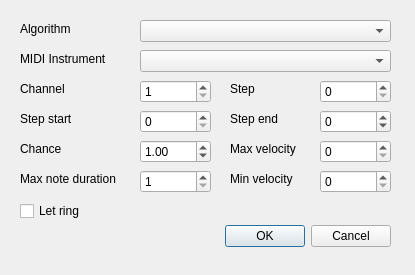
Before: the Qt Designer form improviser/qtGUI/instrument.ui in bspaans/improviser, drawn with Qt 5.
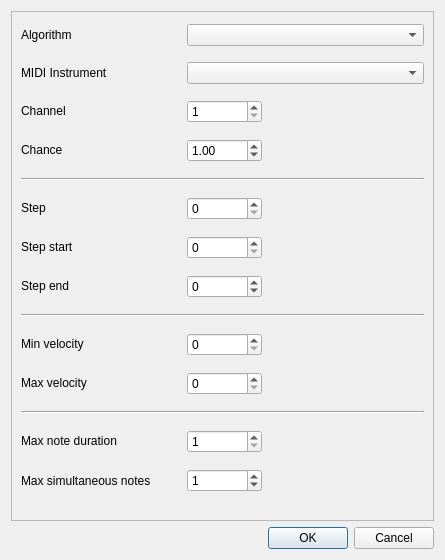
After: the same form once the commit is applied.

Commit message: Updated instrument editor and added a new button to the browser

The edit to the form file:
```diff
--- a/improviser/qtGUI/instrument.ui
+++ b/improviser/qtGUI/instrument.ui
@@ -5,8 +5,8 @@
    <rect>
     <x>0</x>
     <y>0</y>
-    <width>415</width>
-    <height>275</height>
+    <width>445</width>
+    <height>560</height>
    </rect>
   </property>
   <property name="windowTitle" >
@@ -15,134 +15,337 @@
   <property name="modal" >
    <bool>true</bool>
   </property>
-  <widget class="QDialogButtonBox" name="buttonBox" >
-   <property name="geometry" >
-    <rect>
-     <x>50</x>
-     <y>220</y>
-     <width>341</width>
-     <height>32</height>
-    </rect>
-   </property>
-   <property name="orientation" >
-    <enum>Qt::Horizontal</enum>
-   </property>
-   <property name="standardButtons" >
-    <set>QDialogButtonBox::Cancel|QDialogButtonBox::Ok</set>
-   </property>
-  </widget>
-  <widget class="QSpinBox" name="step" >
-   <property name="geometry" >
-    <rect>
-     <x>320</x>
-     <y>80</y>
-     <width>71</width>
-     <height>23</height>
-    </rect>
-   </property>
-   <property name="maximum" >
-    <number>10000</number>
-   </property>
-  </widget>
-  <widget class="QSpinBox" name="stepstart" >
-   <property name="geometry" >
-    <rect>
-     <x>140</x>
-     <y>110</y>
-     <width>71</width>
-     <height>23</height>
-    </rect>
-   </property>
-   <property name="maximum" >
-    <number>10000</number>
-   </property>
-  </widget>
-  <widget class="QSpinBox" name="stepend" >
-   <property name="geometry" >
-    <rect>
-     <x>320</x>
-     <y>110</y>
-     <width>71</width>
-     <height>23</height>
-    </rect>
+  <layout class="QVBoxLayout" name="verticalLayout_2" >
+   <item>
+    <widget class="QFrame" name="frame" >
+     <property name="frameShape" >
+      <enum>QFrame::StyledPanel</enum>
+     </property>
+     <property name="frameShadow" >
+      <enum>QFrame::Raised</enum>
+     </property>
+     <layout class="QVBoxLayout" name="verticalLayout" >
+      <item>
+       <layout class="QGridLayout" name="gridLayout" >
+        <property name="sizeConstraint" >
+         <enum>QLayout::SetMinimumSize</enum>
+        </property>
+        <property name="bottomMargin" >
+         <number>16</number>
+        </property>
+        <property name="spacing" >
+         <number>16</number>
+        </property>
+        <item row="0" column="0" >
+         <widget class="QLabel" name="label_10" >
+          <property name="sizePolicy" >
+           <sizepolicy vsizetype="Fixed" hsizetype="Fixed" >
+            <horstretch>0</horstretch>
+            <verstretch>0</verstretch>
+           </sizepolicy>
+          </property>
+          <property name="minimumSize" >
+           <size>
+            <width>150</width>
+            <height>0</height>
+           </size>
+          </property>
+          <property name="text" >
+           <string>Algorithm</string>
+          </property>
+         </widget>
+        </item>
+        <item row="0" column="1" colspan="2" >
+         <widget class="QComboBox" name="algorithm" />
+        </item>
+        <item row="1" column="0" >
+         <widget class="QLabel" name="label_4" >
+          <property name="sizePolicy" >
+           <sizepolicy vsizetype="Fixed" hsizetype="Fixed" >
+            <horstretch>0</horstretch>
+            <verstretch>0</verstretch>
+           </sizepolicy>
+          </property>
+          <property name="minimumSize" >
+           <size>
+            <width>150</width>
+            <height>0</height>
+           </size>
+          </property>
+          <property name="text" >
+           <string>MIDI Instrument</string>
+          </property>
+         </widget>
+        </item>
+        <item row="1" column="1" colspan="2" >
+         <widget class="QComboBox" name="midi" />
+        </item>
+        <item row="2" column="0" >
+         <widget class="QLabel" name="label_6" >
+          <property name="sizePolicy" >
+           <sizepolicy vsizetype="Fixed" hsizetype="Fixed" >
+            <horstretch>0</horstretch>
+            <verstretch>0</verstretch>
+           </sizepolicy>
+          </property>
+          <property name="minimumSize" >
+           <size>
+            <width>150</width>
+            <height>0</height>
+           </size>
+          </property>
+          <property name="text" >
+           <string>Channel</string>
+          </property>
+         </widget>
+        </item>
+        <item row="2" column="1" >
+         <widget class="QSpinBox" name="channel" >
+          <property name="sizePolicy" >
+           <sizepolicy vsizetype="Fixed" hsizetype="Fixed" >
+            <horstretch>0</horstretch>
+            <verstretch>0</verstretch>
+           </sizepolicy>
+          </property>
+          <property name="minimumSize" >
+           <size>
+            <width>75</width>
+            <height>0</height>
+           </size>
    </property>
    <property name="minimum" >
-    <number>-1</number>
+           <number>1</number>
    </property>
    <property name="maximum" >
-    <number>10000</number>
-   </property>
-  </widget>
+           <number>16</number>
+          </property>
+         </widget>
+        </item>
+        <item row="9" column="1" >
+         <widget class="QSpinBox" name="minvelocity" >
+          <property name="sizePolicy" >
+           <sizepolicy vsizetype="Fixed" hsizetype="Fixed" >
+            <horstretch>0</horstretch>
+            <verstretch>0</verstretch>
+           </sizepolicy>
+          </property>
+          <property name="minimumSize" >
+           <size>
+            <width>75</width>
+            <height>0</height>
+           </size>
+          </property>
+          <property name="maximum" >
+           <number>128</number>
+          </property>
+         </widget>
+        </item>
+        <item row="9" column="0" >
+         <widget class="QLabel" name="label_9" >
+          <property name="sizePolicy" >
+           <sizepolicy vsizetype="Fixed" hsizetype="Fixed" >
+            <horstretch>0</horstretch>
+            <verstretch>0</verstretch>
+           </sizepolicy>
+          </property>
+          <property name="minimumSize" >
+           <size>
+            <width>150</width>
+            <height>0</height>
+           </size>
+          </property>
+          <property name="text" >
+           <string>Min velocity</string>
+          </property>
+         </widget>
+        </item>
+        <item row="6" column="0" >
   <widget class="QLabel" name="label" >
-   <property name="geometry" >
-    <rect>
-     <x>20</x>
-     <y>110</y>
-     <width>71</width>
-     <height>17</height>
-    </rect>
+          <property name="sizePolicy" >
+           <sizepolicy vsizetype="Fixed" hsizetype="Fixed" >
+            <horstretch>0</horstretch>
+            <verstretch>0</verstretch>
+           </sizepolicy>
+          </property>
+          <property name="minimumSize" >
+           <size>
+            <width>150</width>
+            <height>0</height>
+           </size>
    </property>
    <property name="text" >
     <string>Step start</string>
    </property>
   </widget>
-  <widget class="QLabel" name="label_2" >
-   <property name="geometry" >
-    <rect>
-     <x>230</x>
-     <y>110</y>
-     <width>71</width>
-     <height>17</height>
-    </rect>
-   </property>
-   <property name="text" >
-    <string>Step end</string>
-   </property>
-  </widget>
+        </item>
+        <item row="6" column="1" >
+         <widget class="QSpinBox" name="stepstart" >
+          <property name="sizePolicy" >
+           <sizepolicy vsizetype="Fixed" hsizetype="Fixed" >
+            <horstretch>0</horstretch>
+            <verstretch>0</verstretch>
+           </sizepolicy>
+          </property>
+          <property name="minimumSize" >
+           <size>
+            <width>75</width>
+            <height>0</height>
+           </size>
+          </property>
+          <property name="maximum" >
+           <number>10000</number>
+          </property>
+         </widget>
+        </item>
+        <item row="5" column="0" >
   <widget class="QLabel" name="label_3" >
-   <property name="geometry" >
-    <rect>
-     <x>230</x>
-     <y>80</y>
-     <width>56</width>
-     <height>17</height>
-    </rect>
+          <property name="sizePolicy" >
+           <sizepolicy vsizetype="Fixed" hsizetype="Fixed" >
+            <horstretch>0</horstretch>
+            <verstretch>0</verstretch>
+           </sizepolicy>
+          </property>
+          <property name="minimumSize" >
+           <size>
+            <width>150</width>
+            <height>0</height>
+           </size>
    </property>
    <property name="text" >
     <string>Step</string>
    </property>
   </widget>
-  <widget class="QComboBox" name="midi" >
-   <property name="geometry" >
-    <rect>
-     <x>140</x>
-     <y>50</y>
-     <width>251</width>
-     <height>22</height>
-    </rect>
-   </property>
-  </widget>
-  <widget class="QLabel" name="label_4" >
-   <property name="geometry" >
-    <rect>
-     <x>20</x>
-     <y>50</y>
-     <width>111</width>
-     <height>17</height>
-    </rect>
-   </property>
+        </item>
+        <item row="5" column="1" >
+         <widget class="QSpinBox" name="step" >
+          <property name="sizePolicy" >
+           <sizepolicy vsizetype="Fixed" hsizetype="Fixed" >
+            <horstretch>0</horstretch>
+            <verstretch>0</verstretch>
+           </sizepolicy>
+          </property>
+          <property name="minimumSize" >
+           <size>
+            <width>75</width>
+            <height>0</height>
+           </size>
+          </property>
+          <property name="maximum" >
+           <number>10000</number>
+          </property>
+         </widget>
+        </item>
+        <item row="7" column="0" >
+         <widget class="QLabel" name="label_2" >
+          <property name="sizePolicy" >
+           <sizepolicy vsizetype="Fixed" hsizetype="Fixed" >
+            <horstretch>0</horstretch>
+            <verstretch>0</verstretch>
+           </sizepolicy>
+          </property>
+          <property name="minimumSize" >
+           <size>
+            <width>150</width>
+            <height>0</height>
+           </size>
+          </property>
    <property name="text" >
-    <string>MIDI Instrument</string>
-   </property>
-  </widget>
+           <string>Step end</string>
+          </property>
+         </widget>
+        </item>
+        <item row="7" column="1" >
+         <widget class="QSpinBox" name="stepend" >
+          <property name="sizePolicy" >
+           <sizepolicy vsizetype="Fixed" hsizetype="Fixed" >
+            <horstretch>0</horstretch>
+            <verstretch>0</verstretch>
+           </sizepolicy>
+          </property>
+          <property name="minimumSize" >
+           <size>
+            <width>75</width>
+            <height>0</height>
+           </size>
+          </property>
+          <property name="minimum" >
+           <number>-1</number>
+          </property>
+          <property name="maximum" >
+           <number>10000</number>
+          </property>
+         </widget>
+        </item>
+        <item row="10" column="0" >
+         <widget class="QLabel" name="label_8" >
+          <property name="sizePolicy" >
+           <sizepolicy vsizetype="Fixed" hsizetype="Fixed" >
+            <horstretch>0</horstretch>
+            <verstretch>0</verstretch>
+           </sizepolicy>
+          </property>
+          <property name="minimumSize" >
+           <size>
+            <width>150</width>
+            <height>0</height>
+           </size>
+          </property>
+          <property name="text" >
+           <string>Max velocity</string>
+          </property>
+         </widget>
+        </item>
+        <item row="10" column="1" >
+         <widget class="QSpinBox" name="maxvelocity" >
+          <property name="sizePolicy" >
+           <sizepolicy vsizetype="Fixed" hsizetype="Fixed" >
+            <horstretch>0</horstretch>
+            <verstretch>0</verstretch>
+           </sizepolicy>
+          </property>
+          <property name="minimumSize" >
+           <size>
+            <width>75</width>
+            <height>0</height>
+           </size>
+          </property>
+          <property name="maximum" >
+           <number>128</number>
+          </property>
+         </widget>
+        </item>
+        <item row="3" column="0" >
+         <widget class="QLabel" name="label_5" >
+          <property name="sizePolicy" >
+           <sizepolicy vsizetype="Fixed" hsizetype="Fixed" >
+            <horstretch>0</horstretch>
+            <verstretch>0</verstretch>
+           </sizepolicy>
+          </property>
+          <property name="minimumSize" >
+           <size>
+            <width>150</width>
+            <height>0</height>
+           </size>
+          </property>
+          <property name="text" >
+           <string>Chance</string>
+          </property>
+         </widget>
+        </item>
+        <item row="3" column="1" >
   <widget class="QDoubleSpinBox" name="chance" >
-   <property name="geometry" >
-    <rect>
-     <x>140</x>
-     <y>140</y>
-     <width>71</width>
-     <height>23</height>
-    </rect>
+          <property name="sizePolicy" >
+           <sizepolicy vsizetype="Fixed" hsizetype="Fixed" >
+            <horstretch>0</horstretch>
+            <verstretch>0</verstretch>
+           </sizepolicy>
+          </property>
+          <property name="minimumSize" >
+           <size>
+            <width>75</width>
+            <height>0</height>
+           </size>
    </property>
    <property name="singleStep" >
     <double>0.025000000000000</double>
@@ -151,162 +354,111 @@
     <double>1.000000000000000</double>
    </property>
   </widget>
-  <widget class="QLabel" name="label_5" >
-   <property name="geometry" >
-    <rect>
-     <x>20</x>
-     <y>140</y>
-     <width>56</width>
-     <height>17</height>
-    </rect>
-   </property>
-   <property name="text" >
-    <string>Chance</string>
-   </property>
-  </widget>
-  <widget class="QLabel" name="label_6" >
-   <property name="geometry" >
-    <rect>
-     <x>20</x>
-     <y>80</y>
-     <width>56</width>
-     <height>17</height>
-    </rect>
-   </property>
-   <property name="text" >
-    <string>Channel</string>
-   </property>
-  </widget>
+        </item>
+        <item row="12" column="0" >
   <widget class="QLabel" name="label_7" >
-   <property name="geometry" >
-    <rect>
-     <x>20</x>
-     <y>170</y>
-     <width>111</width>
-     <height>17</height>
-    </rect>
+          <property name="sizePolicy" >
+           <sizepolicy vsizetype="Fixed" hsizetype="Fixed" >
+            <horstretch>0</horstretch>
+            <verstretch>0</verstretch>
+           </sizepolicy>
+          </property>
+          <property name="minimumSize" >
+           <size>
+            <width>150</width>
+            <height>0</height>
+           </size>
    </property>
    <property name="text" >
     <string>Max note duration</string>
    </property>
   </widget>
+        </item>
+        <item row="12" column="1" >
   <widget class="QSpinBox" name="noteduration" >
-   <property name="geometry" >
-    <rect>
-     <x>140</x>
-     <y>170</y>
-     <width>71</width>
-     <height>23</height>
-    </rect>
-   </property>
+          <property name="sizePolicy" >
+           <sizepolicy vsizetype="Fixed" hsizetype="Fixed" >
+            <horstretch>0</horstretch>
+            <verstretch>0</verstretch>
+           </sizepolicy>
+          </property>
+          <property name="minimumSize" >
+           <size>
+            <width>75</width>
+            <height>0</height>
+           </size>
+          </property>
    <property name="minimum" >
     <number>1</number>
    </property>
   </widget>
-  <widget class="QCheckBox" name="letring" >
-   <property name="geometry" >
-    <rect>
-     <x>20</x>
-     <y>200</y>
-     <width>83</width>
-     <height>22</height>
-    </rect>
-   </property>
-   <property name="text" >
-    <string>Let ring</string>
-   </property>
-  </widget>
-  <widget class="QLabel" name="label_8" >
-   <property name="geometry" >
-    <rect>
-     <x>230</x>
-     <y>140</y>
-     <width>81</width>
-     <height>17</height>
-    </rect>
-   </property>
-   <property name="text" >
-    <string>Max velocity</string>
-   </property>
-  </widget>
-  <widget class="QLabel" name="label_9" >
-   <property name="geometry" >
-    <rect>
-     <x>230</x>
-     <y>170</y>
-     <width>81</width>
-     <height>17</height>
-    </rect>
-   </property>
+        </item>
+        <item row="4" column="0" colspan="3" >
+         <widget class="Line" name="line" >
+          <property name="orientation" >
+           <enum>Qt::Horizontal</enum>
+          </property>
+         </widget>
+        </item>
+        <item row="8" column="0" colspan="3" >
+         <widget class="Line" name="line_2" >
+          <property name="orientation" >
+           <enum>Qt::Horizontal</enum>
+          </property>
+         </widget>
+        </item>
+        <item row="11" column="0" colspan="3" >
+         <widget class="Line" name="line_3" >
+          <property name="orientation" >
+           <enum>Qt::Horizontal</enum>
+          </property>
+         </widget>
+        </item>
+        <item row="13" column="0" >
+         <widget class="QLabel" name="label_11" >
    <property name="text" >
-    <string>Min velocity</string>
-   </property>
-  </widget>
-  <widget class="QSpinBox" name="maxvelocity" >
-   <property name="geometry" >
-    <rect>
-     <x>320</x>
-     <y>140</y>
-     <width>71</width>
-     <height>23</height>
-    </rect>
-   </property>
+           <string>Max simultaneous notes</string>
+          </property>
+         </widget>
+        </item>
+        <item row="13" column="1" >
+         <widget class="QSpinBox" name="maxnotes" >
    <property name="maximum" >
     <number>128</number>
    </property>
-  </widget>
-  <widget class="QSpinBox" name="minvelocity" >
-   <property name="geometry" >
-    <rect>
-     <x>320</x>
-     <y>170</y>
-     <width>71</width>
-     <height>23</height>
-    </rect>
-   </property>
-   <property name="maximum" >
-    <number>128</number>
-   </property>
-  </widget>
-  <widget class="QLabel" name="label_10" >
-   <property name="geometry" >
-    <rect>
-     <x>20</x>
-     <y>20</y>
-     <width>101</width>
-     <height>17</height>
-    </rect>
-   </property>
-   <property name="text" >
-    <string>Algorithm</string>
-   </property>
-  </widget>
-  <widget class="QComboBox" name="algorithm" >
-   <property name="geometry" >
-    <rect>
-     <x>140</x>
-     <y>20</y>
-     <width>251</width>
-     <height>22</height>
-    </rect>
-   </property>
-  </widget>
-  <widget class="QSpinBox" name="channel" >
-   <property name="geometry" >
-    <rect>
-     <x>140</x>
-     <y>80</y>
-     <width>71</width>
-     <height>23</height>
-    </rect>
-   </property>
-   <property name="minimum" >
-    <number>1</number>
-   </property>
-   <property name="maximum" >
-    <number>16</number>
-   </property>
-  </widget>
+          <property name="value" >
+           <number>1</number>
+          </property>
+         </widget>
+        </item>
+       </layout>
+      </item>
+     </layout>
+    </widget>
+   </item>
+   <item>
+    <widget class="QDialogButtonBox" name="buttonBox" >
+     <property name="sizePolicy" >
+      <sizepolicy vsizetype="Fixed" hsizetype="Expanding" >
+       <horstretch>0</horstretch>
+       <verstretch>0</verstretch>
+      </sizepolicy>
+     </property>
+     <property name="minimumSize" >
+      <size>
+       <width>0</width>
+       <height>0</height>
+      </size>
+     </property>
+     <property name="orientation" >
+      <enum>Qt::Horizontal</enum>
+     </property>
+     <property name="standardButtons" >
+      <set>QDialogButtonBox::Cancel|QDialogButtonBox::Ok</set>
+     </property>
+    </widget>
+   </item>
+  </layout>
  </widget>
  <tabstops>
   <tabstop>algorithm</tabstop>
```
Left out of the diff: 8 changed lines with no effect on the pictures. Lines whose indentation alone changed are shown as unchanged. The commit also changes 9 other files.
